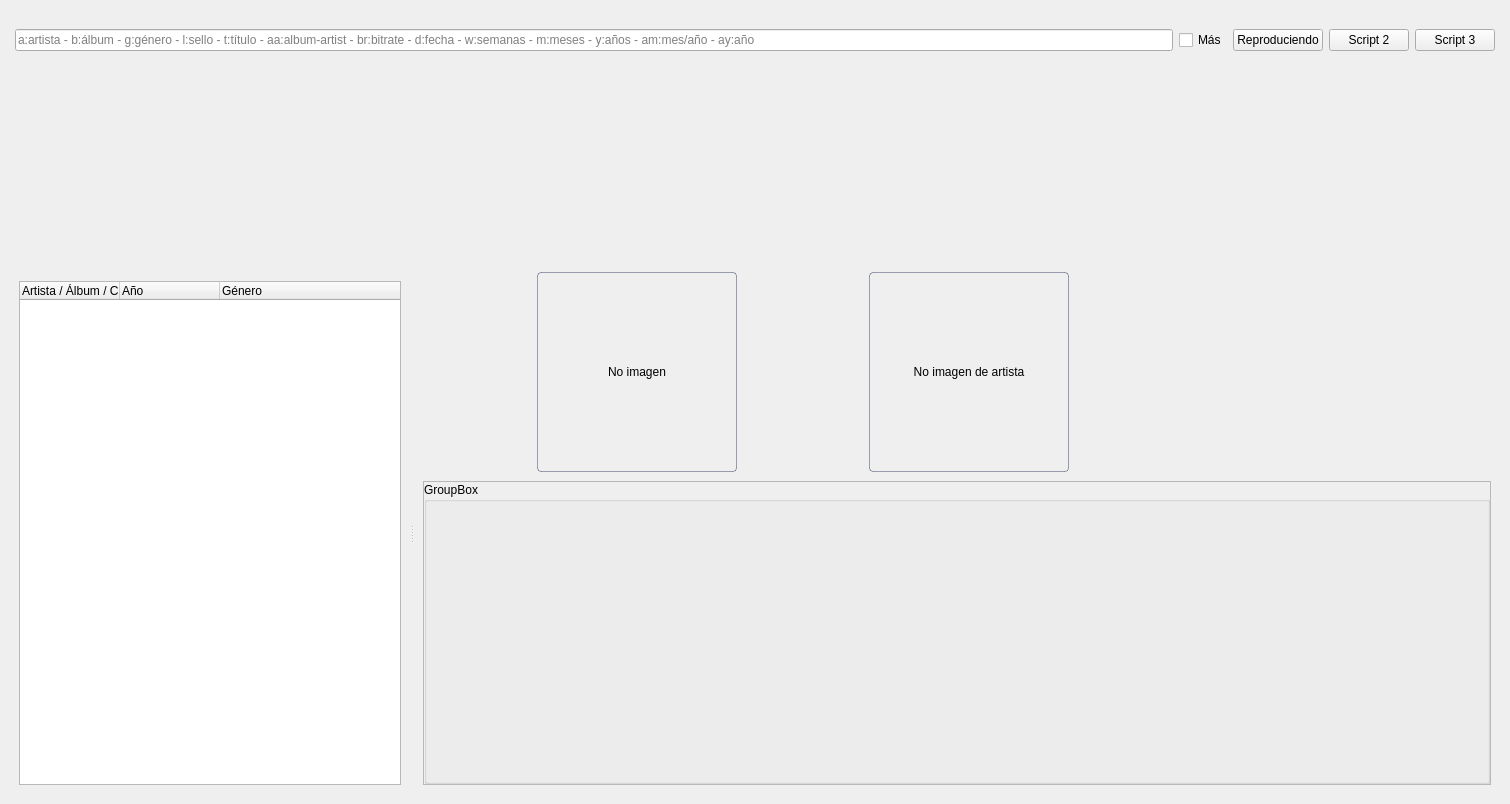
The window that ui/fuzzy/music_fuzzy_module.ui (volteret4/mfuz) describes before a commit, drawn with Qt 5.
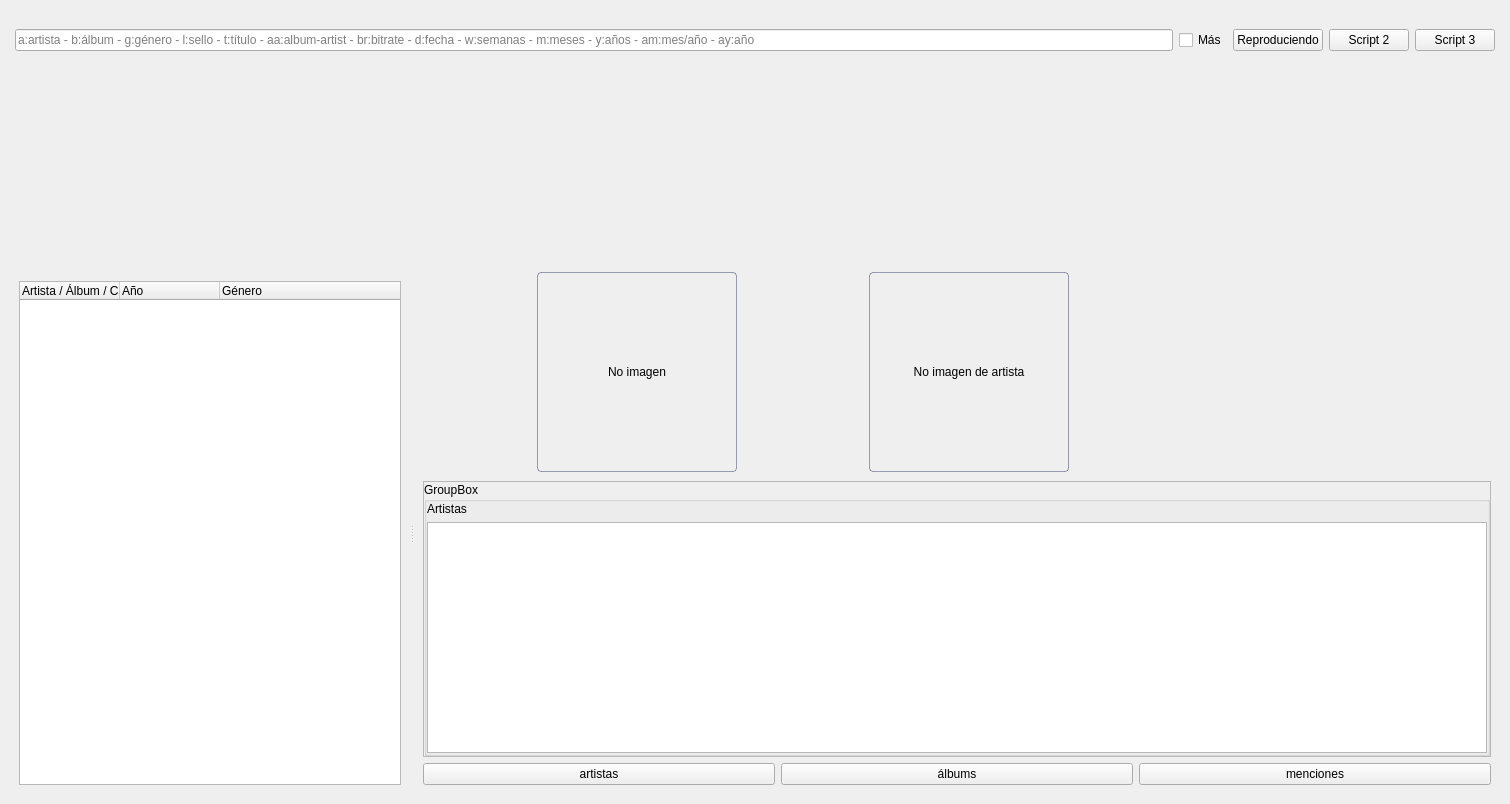
The same window after the commit. The open tabs and pages were chosen to show the change. Icons and pictures are not drawn.

Commit message: FUZZY muestra feeds

What changed in the file:
```diff
--- a/ui/fuzzy/music_fuzzy_module.ui
+++ b/ui/fuzzy/music_fuzzy_module.ui
@@ -2759,8 +2759,23 @@
                <number>0</number>
               </property>
               <item>
-               <widget class="QStackedWidget" name="stackedWidget">
-                <widget class="QWidget" name="page_4">
+               <widget class="QWidget" name="widget_2" native="true">
+                <layout class="QVBoxLayout" name="verticalLayout_23">
+                 <property name="leftMargin">
+                  <number>0</number>
+                 </property>
+                 <property name="topMargin">
+                  <number>0</number>
+                 </property>
+                 <property name="rightMargin">
+                  <number>0</number>
+                 </property>
+                 <property name="bottomMargin">
+                  <number>0</number>
+                 </property>
+                 <item>
+                  <widget class="QStackedWidget" name="stackedWidget_feeds">
+                   <widget class="QWidget" name="feeds_artists">
                  <layout class="QVBoxLayout" name="verticalLayout_12">
                   <property name="leftMargin">
                    <number>0</number>
@@ -2784,8 +2799,8 @@
                       <rect>
                        <x>0</x>
                        <y>0</y>
-                       <width>1066</width>
-                       <height>489</height>
+                          <width>1048</width>
+                          <height>441</height>
                       </rect>
                      </property>
                      <layout class="QVBoxLayout" name="verticalLayout_15">
@@ -2806,11 +2821,35 @@
                         <property name="title">
                          <string>GroupBox</string>
                         </property>
-                       </widget>
-                      </item>
-                     </layout>
-                    </widget>
-                   </widget>
+                           <layout class="QVBoxLayout" name="verticalLayout_20">
+                            <property name="leftMargin">
+                             <number>0</number>
+                            </property>
+                            <property name="topMargin">
+                             <number>0</number>
+                            </property>
+                            <property name="rightMargin">
+                             <number>0</number>
+                            </property>
+                            <property name="bottomMargin">
+                             <number>0</number>
+                            </property>
+                            <item>
+                             <widget class="QLabel" name="artistas_label">
+                              <property name="text">
+                               <string>Artistas</string>
+                              </property>
+                             </widget>
+                            </item>
+                            <item>
+                             <widget class="QTextEdit" name="artistas_textEdit"/>
+                            </item>
+                           </layout>
+                          </widget>
+                         </item>
+                        </layout>
+                       </widget>
+                      </widget>
                   </item>
                  </layout>
                 </widget>
@@ -2927,9 +2966,51 @@
                 </widget>
                </widget>
               </item>
-             </layout>
-            </widget>
-            <widget class="QWidget" name="page_3">
+                 <item>
+                  <widget class="QWidget" name="widget_3" native="true">
+                   <layout class="QHBoxLayout" name="horizontalLayout_4">
+                    <property name="leftMargin">
+                     <number>0</number>
+                    </property>
+                    <property name="topMargin">
+                     <number>0</number>
+                    </property>
+                    <property name="rightMargin">
+                     <number>0</number>
+                    </property>
+                    <property name="bottomMargin">
+                     <number>0</number>
+                    </property>
+                    <item>
+                     <widget class="QPushButton" name="artists_pushButton">
+                      <property name="text">
+                       <string>artistas</string>
+                      </property>
+                     </widget>
+                    </item>
+                    <item>
+                     <widget class="QPushButton" name="albums_pushButton">
+                      <property name="text">
+                       <string>álbums</string>
+                      </property>
+                     </widget>
+                    </item>
+                    <item>
+                     <widget class="QPushButton" name="menciones_pushButton">
+                      <property name="text">
+                       <string>menciones</string>
+                      </property>
+                     </widget>
+                    </item>
+                   </layout>
+                  </widget>
+                 </item>
+                </layout>
+               </widget>
+              </item>
+             </layout>
+            </widget>
+            <widget class="QWidget" name="mas_info_page">
              <layout class="QVBoxLayout" name="verticalLayout_13">
               <property name="leftMargin">
                <number>0</number>
```
Left out of the diff: 104 changed lines with no effect on the pictures. Lines whose indentation alone changed are shown as unchanged. The commit also changes 34 other files.
